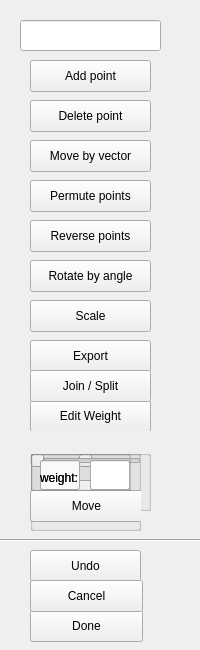
The window that curver/ui/curve_edit.ui (wiatrak2/curver) describes before a commit, drawn with Qt 5.
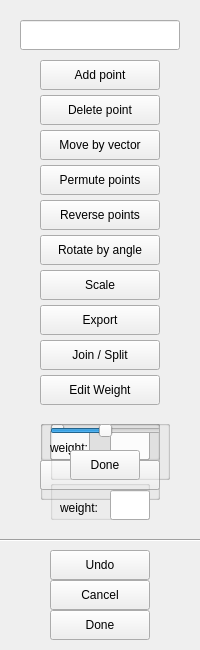
The same window after the commit.

What changed in the file:
```diff
--- a/curver/ui/curve_edit.ui
+++ b/curver/ui/curve_edit.ui
@@ -16,10 +16,10 @@
   <widget class="QPushButton" name="rotateCurveButton">
    <property name="geometry">
     <rect>
-     <x>30</x>
-     <y>260</y>
-     <width>121</width>
-     <height>32</height>
+     <x>40</x>
+     <y>235</y>
+     <width>120</width>
+     <height>30</height>
     </rect>
    </property>
    <property name="text">
@@ -29,10 +29,10 @@
   <widget class="QGroupBox" name="scaleCurveBox">
    <property name="geometry">
     <rect>
-     <x>30</x>
-     <y>450</y>
-     <width>121</width>
-     <height>61</height>
+     <x>50</x>
+     <y>420</y>
+     <width>120</width>
+     <height>60</height>
     </rect>
    </property>
    <property name="title">
@@ -46,8 +46,8 @@
      <rect>
       <x>20</x>
       <y>30</y>
-      <width>71</width>
-      <height>32</height>
+      <width>70</width>
+      <height>30</height>
      </rect>
     </property>
     <property name="text">
@@ -74,10 +74,10 @@
   <widget class="QGroupBox" name="rotateCurveBox">
    <property name="geometry">
     <rect>
-     <x>30</x>
-     <y>450</y>
-     <width>121</width>
-     <height>61</height>
+     <x>50</x>
+     <y>420</y>
+     <width>120</width>
+     <height>60</height>
     </rect>
    </property>
    <property name="title">
@@ -91,8 +91,8 @@
      <rect>
       <x>20</x>
       <y>30</y>
-      <width>71</width>
-      <height>32</height>
+      <width>70</width>
+      <height>30</height>
      </rect>
     </property>
     <property name="text">
@@ -116,10 +116,10 @@
   <widget class="QPushButton" name="addPointButton">
    <property name="geometry">
     <rect>
-     <x>30</x>
+     <x>40</x>
      <y>60</y>
-     <width>121</width>
-     <height>32</height>
+     <width>120</width>
+     <height>30</height>
     </rect>
    </property>
    <property name="text">
@@ -129,45 +129,16 @@
   <widget class="QPushButton" name="permutePointsButton">
    <property name="geometry">
     <rect>
-     <x>30</x>
-     <y>180</y>
-     <width>121</width>
-     <height>32</height>
+     <x>40</x>
+     <y>165</y>
+     <width>120</width>
+     <height>30</height>
     </rect>
    </property>
    <property name="text">
     <string>Permute points</string>
    </property>
   </widget>
-  <widget class="QGroupBox" name="editWeightBox">
-   <property name="geometry">
-    <rect>
-     <x>30</x>
-     <y>400</y>
-     <width>121</width>
-     <height>31</height>
-    </rect>
-   </property>
-   <property name="title">
-    <string/>
-   </property>
-   <property name="flat">
-    <bool>true</bool>
-   </property>
-   <widget class="QPushButton" name="editWeightButton">
-    <property name="geometry">
-     <rect>
-      <x>0</x>
-      <y>0</y>
-      <width>121</width>
-      <height>32</height>
-     </rect>
-    </property>
-    <property name="text">
-     <string>Edit Weight</string>
-    </property>
-   </widget>
-  </widget>
   <widget class="QLineEdit" name="curveName">
    <property name="enabled">
     <bool>true</bool>
@@ -176,18 +147,18 @@
     <rect>
      <x>20</x>
      <y>20</y>
-     <width>141</width>
-     <height>31</height>
+     <width>160</width>
+     <height>30</height>
     </rect>
    </property>
   </widget>
   <widget class="QPushButton" name="undoButton">
    <property name="geometry">
     <rect>
-     <x>30</x>
+     <x>50</x>
      <y>550</y>
-     <width>111</width>
-     <height>32</height>
+     <width>100</width>
+     <height>30</height>
     </rect>
    </property>
    <property name="text">
@@ -197,10 +168,10 @@
   <widget class="QPushButton" name="exportCurveButton">
    <property name="geometry">
     <rect>
-     <x>30</x>
-     <y>340</y>
-     <width>121</width>
-     <height>32</height>
+     <x>40</x>
+     <y>305</y>
+     <width>120</width>
+     <height>30</height>
     </rect>
    </property>
    <property name="text">
@@ -210,10 +181,10 @@
   <widget class="QPushButton" name="deletePointButton">
    <property name="geometry">
     <rect>
-     <x>30</x>
-     <y>100</y>
-     <width>121</width>
-     <height>32</height>
+     <x>40</x>
+     <y>95</y>
+     <width>120</width>
+     <height>30</height>
     </rect>
    </property>
    <property name="text">
@@ -223,10 +194,10 @@
   <widget class="QGroupBox" name="addPointBox">
    <property name="geometry">
     <rect>
-     <x>30</x>
-     <y>450</y>
-     <width>111</width>
-     <height>81</height>
+     <x>40</x>
+     <y>420</y>
+     <width>120</width>
+     <height>80</height>
     </rect>
    </property>
    <property name="title">
@@ -251,7 +222,7 @@
    <widget class="QLineEdit" name="addYPos">
     <property name="geometry">
      <rect>
-      <x>60</x>
+      <x>70</x>
       <y>10</y>
       <width>40</width>
       <height>30</height>
@@ -266,8 +237,8 @@
      <rect>
       <x>0</x>
       <y>40</y>
-      <width>113</width>
-      <height>32</height>
+      <width>120</width>
+      <height>30</height>
      </rect>
     </property>
     <property name="text">
@@ -276,12 +247,15 @@
    </widget>
   </widget>
   <widget class="QGroupBox" name="vectorMoveBox">
+   <property name="enabled">
+    <bool>true</bool>
+   </property>
    <property name="geometry">
     <rect>
-     <x>30</x>
-     <y>450</y>
-     <width>111</width>
-     <height>81</height>
+     <x>40</x>
+     <y>420</y>
+     <width>120</width>
+     <height>80</height>
     </rect>
    </property>
    <property name="title">
@@ -306,7 +280,7 @@
    <widget class="QLineEdit" name="yPos">
     <property name="geometry">
      <rect>
-      <x>60</x>
+      <x>70</x>
       <y>10</y>
       <width>40</width>
       <height>30</height>
@@ -321,8 +295,8 @@
      <rect>
       <x>0</x>
       <y>40</y>
-      <width>113</width>
-      <height>32</height>
+      <width>120</width>
+      <height>30</height>
      </rect>
     </property>
     <property name="text">
@@ -333,10 +307,10 @@
   <widget class="QPushButton" name="vectorMoveButton">
    <property name="geometry">
     <rect>
-     <x>30</x>
-     <y>140</y>
-     <width>121</width>
-     <height>32</height>
+     <x>40</x>
+     <y>130</y>
+     <width>120</width>
+     <height>30</height>
     </rect>
    </property>
    <property name="text">
@@ -346,10 +320,10 @@
   <widget class="QPushButton" name="scaleCurveButton">
    <property name="geometry">
     <rect>
-     <x>30</x>
-     <y>300</y>
-     <width>121</width>
-     <height>32</height>
+     <x>40</x>
+     <y>270</y>
+     <width>120</width>
+     <height>30</height>
     </rect>
    </property>
    <property name="text">
@@ -359,10 +333,10 @@
   <widget class="QGroupBox" name="weightBox">
    <property name="geometry">
     <rect>
-     <x>30</x>
-     <y>450</y>
-     <width>101</width>
-     <height>41</height>
+     <x>50</x>
+     <y>480</y>
+     <width>100</width>
+     <height>40</height>
     </rect>
    </property>
    <property name="title">
@@ -401,10 +375,10 @@
   <widget class="QPushButton" name="doneButton">
    <property name="geometry">
     <rect>
-     <x>30</x>
+     <x>50</x>
      <y>610</y>
-     <width>113</width>
-     <height>32</height>
+     <width>100</width>
+     <height>30</height>
     </rect>
    </property>
    <property name="text">
@@ -414,10 +388,10 @@
   <widget class="QPushButton" name="reverseCurveButton">
    <property name="geometry">
     <rect>
-     <x>30</x>
-     <y>220</y>
-     <width>121</width>
-     <height>32</height>
+     <x>40</x>
+     <y>200</y>
+     <width>120</width>
+     <height>30</height>
     </rect>
    </property>
    <property name="text">
@@ -427,10 +401,10 @@
   <widget class="QPushButton" name="cancelButton">
    <property name="geometry">
     <rect>
-     <x>30</x>
+     <x>50</x>
      <y>580</y>
-     <width>113</width>
-     <height>32</height>
+     <width>100</width>
+     <height>30</height>
     </rect>
    </property>
    <property name="text">
@@ -440,10 +414,10 @@
   <widget class="QPushButton" name="joinSplitButton">
    <property name="geometry">
     <rect>
-     <x>30</x>
-     <y>370</y>
-     <width>121</width>
-     <height>32</height>
+     <x>40</x>
+     <y>340</y>
+     <width>120</width>
+     <height>30</height>
     </rect>
    </property>
    <property name="text">
@@ -453,10 +427,10 @@
   <widget class="QGroupBox" name="editWeightValBox">
    <property name="geometry">
     <rect>
-     <x>30</x>
-     <y>450</y>
-     <width>101</width>
-     <height>41</height>
+     <x>40</x>
+     <y>420</y>
+     <width>120</width>
+     <height>40</height>
     </rect>
    </property>
    <property name="title">
@@ -468,7 +442,7 @@
    <widget class="QLineEdit" name="editWeightVal">
     <property name="geometry">
      <rect>
-      <x>60</x>
+      <x>70</x>
       <y>10</y>
       <width>40</width>
       <height>30</height>
@@ -505,6 +479,40 @@
     <enum>Qt::Horizontal</enum>
    </property>
   </widget>
+  <widget class="QPushButton" name="editWeightButton">
+   <property name="geometry">
+    <rect>
+     <x>40</x>
+     <y>375</y>
+     <width>120</width>
+     <height>30</height>
+    </rect>
+   </property>
+   <property name="text">
+    <string>Edit Weight</string>
+   </property>
+  </widget>
+  <zorder>rotateCurveButton</zorder>
+  <zorder>addPointButton</zorder>
+  <zorder>permutePointsButton</zorder>
+  <zorder>curveName</zorder>
+  <zorder>undoButton</zorder>
+  <zorder>exportCurveButton</zorder>
+  <zorder>deletePointButton</zorder>
+  <zorder>vectorMoveBox</zorder>
+  <zorder>vectorMoveButton</zorder>
+  <zorder>scaleCurveButton</zorder>
+  <zorder>doneButton</zorder>
+  <zorder>reverseCurveButton</zorder>
+  <zorder>cancelButton</zorder>
+  <zorder>joinSplitButton</zorder>
+  <zorder>line</zorder>
+  <zorder>rotateCurveBox</zorder>
+  <zorder>addPointBox</zorder>
+  <zorder>editWeightValBox</zorder>
+  <zorder>scaleCurveBox</zorder>
+  <zorder>weightBox</zorder>
+  <zorder>editWeightButton</zorder>
  </widget>
  <resources/>
  <connections/>
```
